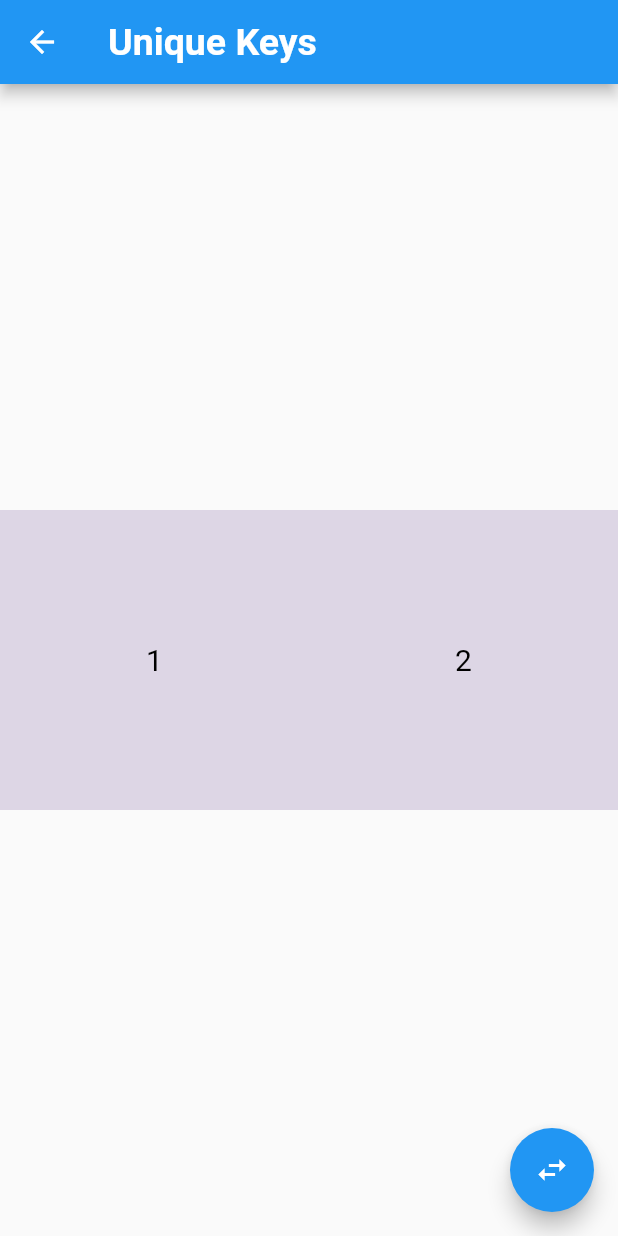
After one commit to taylanyildiz/Flutter-Key-Example, a Flutter app: the UniqueKeysScreen screen opened directly, on a phone screen of 412 x 824 dp. The commit adds this screen. Run offline on Flutter 3.47's test engine with Material 2 defaults, Android fonts, the phone set to English and light mode, and no system bars.

Commit message:
added unique keys

```diff
--- a/lib/screens/home_screen.dart
+++ b/lib/screens/home_screen.dart
@@ -14,7 +14,7 @@ class HomeScreen extends StatelessWidget {
     "Page Stroage Bucket",
     "Object Keys",
     "Value Keys",
-    "Global Keys"
+    "Unique Keys"
   ];
 
   final _screens = <Widget>[
@@ -22,7 +22,7 @@ class HomeScreen extends StatelessWidget {
     PageStorageBucketScreen(title: 'PageStorageBucket'),
     ObjectKeysScreen(title: 'Object Keys'),
     ValueKeysScreen(title: 'Value Keys'),
-    Scaffold(),
+    UniqueKeysScreen(title: 'Unique Keys'),
   ];
 
   void _showWidget(BuildContext context, int index) => Navigator.push(
--- a/lib/screens/page_storage_bucket.dart
+++ b/lib/screens/page_storage_bucket.dart
@@ -29,9 +29,7 @@ class PageStorageBucketScreen extends StatelessWidget {
             ),
           ),
         ),
-        body: ListViewWidget(
-          key: PageStorageKey('list_bucket'),
-        ),
+        body: ListViewWidget(key: PageStorageKey('list_bucket')),
       ),
     );
   }
--- a/lib/screens/screens.dart
+++ b/lib/screens/screens.dart
@@ -3,3 +3,4 @@ export 'page_stroage_keys.dart';
 export 'page_storage_bucket.dart';
 export 'object_keys_screen.dart';
 export 'value_keys_screen.dart';
+export 'unique_keys_screen.dart';
--- /dev/null
+++ b/lib/screens/unique_keys_screen.dart
@@ -0,0 +1,56 @@
+import 'package:flutter/material.dart';
+import 'package:transiton_screens/widgets/widgets.dart';
+
+class UniqueKeysScreen extends StatefulWidget {
+  final String title;
+
+  const UniqueKeysScreen({
+    Key key,
+    @required this.title,
+  }) : super(key: key);
+  @override
+  _UniqueKeysScreenState createState() => _UniqueKeysScreenState();
+}
+
+class _UniqueKeysScreenState extends State<UniqueKeysScreen> {
+  var children;
+  @override
+  void initState() {
+    // TODO: implement initState
+    super.initState();
+    children = [
+      Container(key: UniqueKey(), child: CustomContainer(title: '1')),
+      Container(key: UniqueKey(), child: CustomContainer(title: '2')),
+    ];
+  }
+
+  void clickChange() => setState(() {
+        final child = children.removeAt(0);
+        children.insert(1, child);
+      });
+  @override
+  Widget build(BuildContext context) {
+    return Scaffold(
+      appBar: AppBar(
+        title: Text(
+          widget.title,
+          style: TextStyle(
+            color: Colors.white,
+            fontSize: 25.0,
+            fontWeight: FontWeight.bold,
+          ),
+        ),
+      ),
+      body: Center(
+        child: Row(
+          crossAxisAlignment: CrossAxisAlignment.center,
+          children: children,
+        ),
+      ),
+      floatingActionButton: FloatingActionButton(
+        onPressed: () => clickChange(),
+        child: Icon(Icons.swap_horiz),
+      ),
+    );
+  }
+}
--- a/lib/screens/value_keys_screen.dart
+++ b/lib/screens/value_keys_screen.dart
@@ -56,7 +56,7 @@ class _ValueKeysScreenState extends State<ValueKeysScreen> {
                     labelText: 'User Name',
                     border: OutlineInputBorder(),
                   ),
-                )
+                ),
               ],
             ),
           ),
--- a/lib/widgets/custom_container.dart
+++ b/lib/widgets/custom_container.dart
@@ -1,25 +1,21 @@
 import 'dart:math';
 
 import 'package:flutter/material.dart';
-import 'package:transiton_screens/model/user_model.dart';
 
 class CustomContainer extends StatefulWidget {
-  final User user;
-
-  const CustomContainer({
+  final String title;
+  CustomContainer({
     Key key,
-    this.user,
+    @required this.title,
   }) : super(key: key);
-
   @override
   _CustomContainerState createState() => _CustomContainerState();
 }
 
 class _CustomContainerState extends State<CustomContainer> {
-  var color;
+  Color color;
   @override
   void initState() {
-    // TODO: implement initState
     super.initState();
     color = generateColor();
   }
@@ -36,26 +32,18 @@ class _CustomContainerState extends State<CustomContainer> {
 
   @override
   Widget build(BuildContext context) {
-    return Padding(
-      padding: const EdgeInsets.symmetric(vertical: 5.0),
-      child: ListTile(
-        tileColor: color,
-        title: Text(
-          widget.user.name,
+    return Expanded(
+      child: Container(
+        height: 200.0,
+        color: color,
+        child: Center(
+            child: Text(
+          widget.title,
           style: TextStyle(
             color: Colors.black,
             fontSize: 20.0,
           ),
-        ),
-        leading: Icon(Icons.person),
-        subtitle: Text(
-          widget.user.country,
-          style: TextStyle(
-            color: Colors.black,
-            fontSize: 18.0,
-          ),
-        ),
-        trailing: Text('${widget.user.hashCode}'),
+        )),
       ),
     );
   }
--- a/lib/widgets/widgets.dart
+++ b/lib/widgets/widgets.dart
@@ -1,2 +1,3 @@
 export 'list_view_widget.dart';
+export 'user_widgets.dart';
 export 'custom_container.dart';
```
Also changed, not shown: lib/screens/object_keys_screen.dart (+8 -6 lines), lib/widgets/user_widgets.dart (added, +62 -0 lines).
